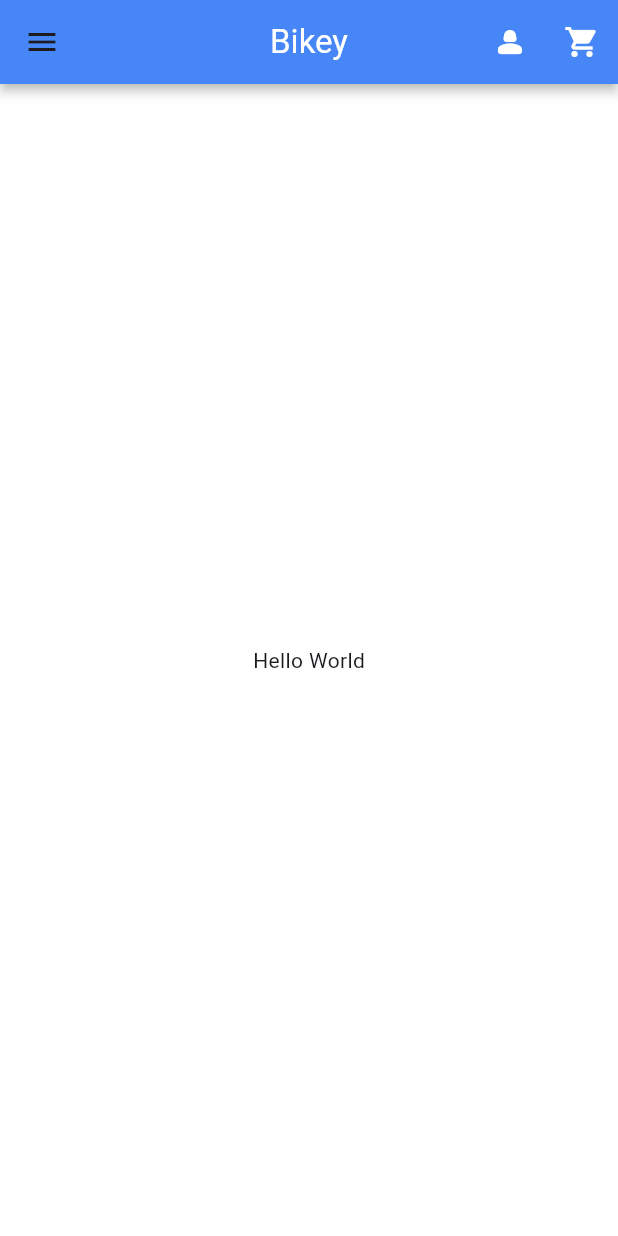
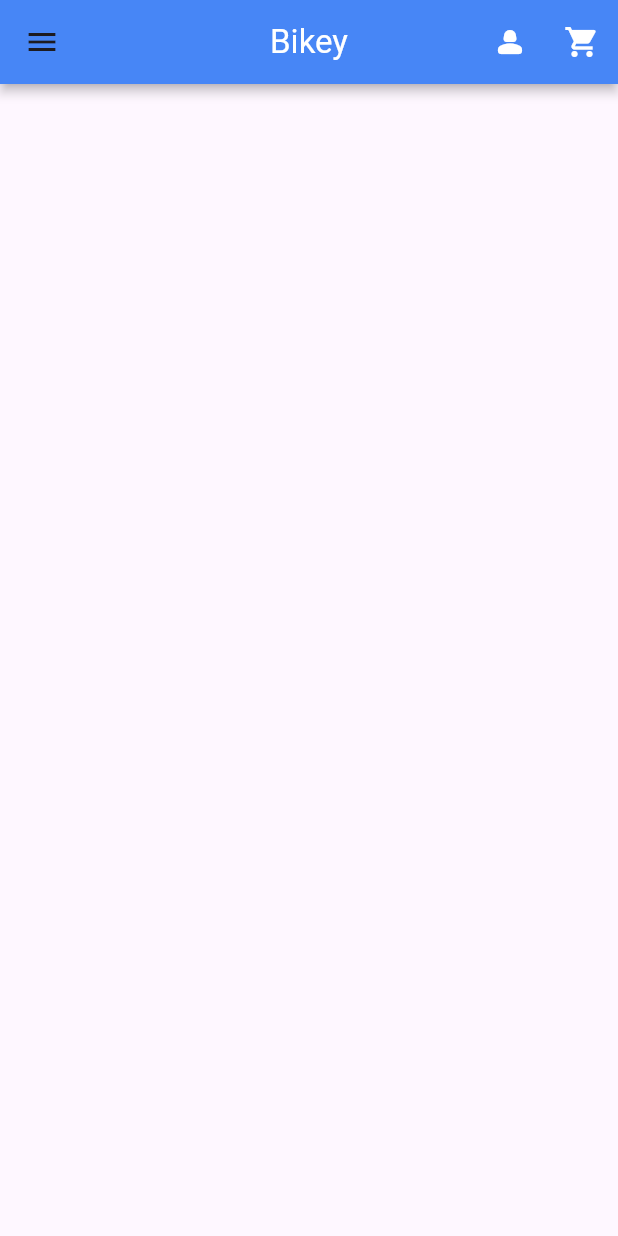
Before and after one commit to Tosin8/tutorialspoint_demo, a Flutter app: the screen it shows after launch, on a phone screen of 412 x 824 dp. Run offline on Flutter 3.47's test engine with Material 2 defaults, Android fonts, the phone set to English and light mode, and no system bars.

Commit message:
Update home_page.dart

```diff
--- a/lib/screen/home_page.dart
+++ b/lib/screen/home_page.dart
@@ -34,12 +34,7 @@ class HomePage extends StatelessWidget {
             ),
           ],
         ),
-        body: Container(
-          decoration: const BoxDecoration(
-            color: Colors.white,
-          ),
-          child: const Center(child: Text('Hello World')),
-        ),
+        body: ListView(),
         drawer: const Bikey_Drawer());
   }
 }
```
